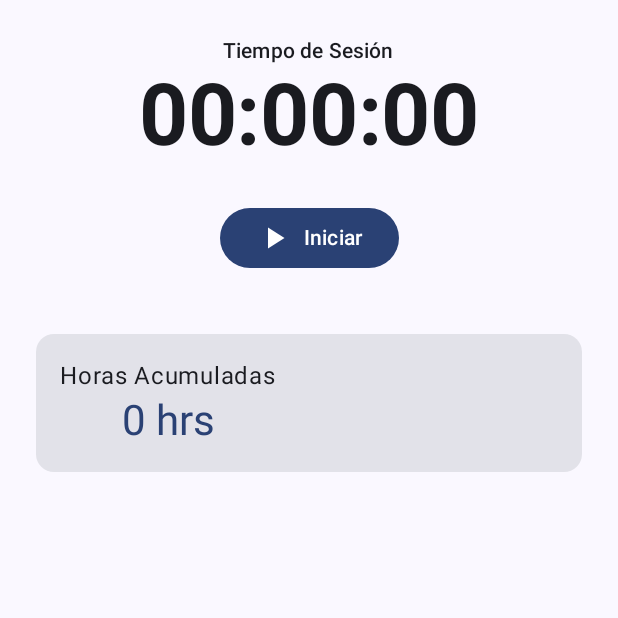
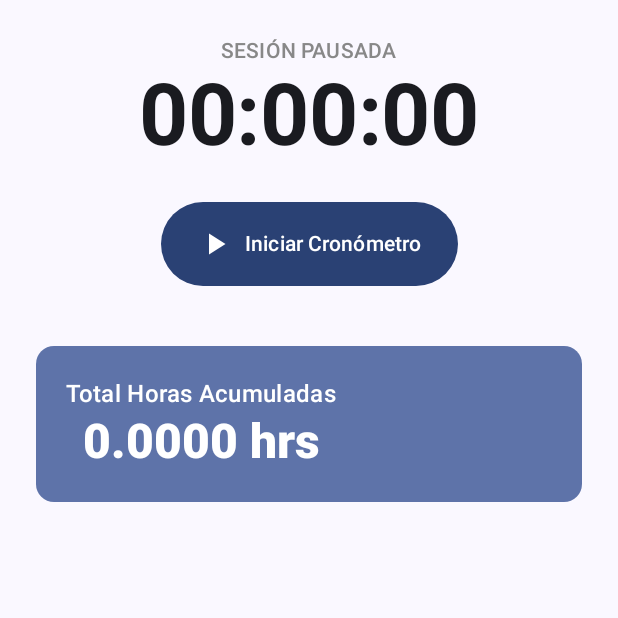
Before and after one commit to Quiquecx/SIMAPP, an Android app built with Jetpack Compose: the composable TimerTab shown on its own in the app's theme, on a phone screen of 412 x 824 dp, the top half of it. Run offline under Robolectric (Android 15) with nearby library versions, the phone set to English and light mode, and no system bars; our stand-ins replace Dagger/Hilt's generated code, Firebase (no records; nobody signed in at launch, a user with empty details on screens opened directly).

Commit message:
Corrección: se renombró isTimerRunning a timerActive para solucionar errores de mapeo en Firebase y se arregló la persistencia del cronómetro

```diff
--- a/app/src/main/java/com/quiquecx/simaapp/domain/entity/ActivityEntity.kt
+++ b/app/src/main/java/com/quiquecx/simaapp/domain/entity/ActivityEntity.kt
@@ -3,7 +3,6 @@ package com.quiquecx.simaapp.domain.entity
 import java.util.Date
 
 data class ActivityEntity(
-    // Información General
     val id: String = "",
     val tipo: String = "",
     val proveedorId: String = "",
@@ -11,34 +10,34 @@ data class ActivityEntity(
     val responsable: String = "Equipo Sima",
     val fechaInicio: Date = Date(),
 
-    //Cambios
     val cpmId: String = "",
     val people: List<String> = emptyList(),
-    val ultimaSesionInicio: Date? = null,
+
+    // --- CAMBIOS PARA CRONÓMETRO PRO ---
+    val timerActive: Boolean = false,    // Indica si el cronómetro está activo
+    val timerStartTime: Date? = null,       // La hora exacta en que se le dio "Iniciar"
     val timerHistory: List<TimerEntry> = emptyList(),
 
-    // --- CAMBIO PARA DEFECTOS MÚLTIPLES ---
-    val defectos: List<DefectEntry> = emptyList(), // Ahora soporta 1, 2 o más defectos
+    val defectos: List<DefectEntry> = emptyList(),
     val defectoNota: String = "",
 
-    // Cantidades
     val cantidadTotal: Int = 0,
     val cantidadOk: Int = 0,
     val cantidadNoOk: Int = 0,
 
-    // Estado y Progreso
-    val estado: String = "En curso",
+    val estado: String = "Pendiente",
     val progreso: Int = 0,
 
-    // Tiempos y Costos
-    val horasAcumuladas: Int = 0,
-    val estimadoHoras: String = "0", // String
-    val estimadoCosto: String = "0" // String
+    // --- CAMBIO A DOUBLE PARA DECIMALES ---
+    val horasAcumuladas: Double = 0.0,
+    val estimadoHoras: String = "0",
+    val estimadoCosto: String = "0"
 )
+
 data class TimerEntry(
     val startTime: Date,
     val endTime: Date?,
-        val durationMinutes: Int,
+    val durationMinutes: Double, // También en Double para precisión
     val user: String
 )
 
--- a/app/src/main/java/com/quiquecx/simaapp/view/dashboard/ActivityDetailsScreen.kt
+++ b/app/src/main/java/com/quiquecx/simaapp/view/dashboard/ActivityDetailsScreen.kt
@@ -233,42 +233,75 @@ fun QualityControlTab(activity: ActivityEntity, viewModel: ActivityDetailsViewMo
 
 @Composable
 fun TimerTab(activity: ActivityEntity, viewModel: ActivityDetailsViewModel) {
-    var seconds by remember { mutableIntStateOf(0) }
-    var isRunning by remember { mutableStateOf(false) }
+    // Calculamos el tiempo transcurrido localmente basándonos en la hora de inicio de Firestore
+    var secondsElapsed by remember { mutableLongStateOf(0L) }
 
-    LaunchedEffect(isRunning) {
-        if (isRunning) {
-            viewModel.startTimerAndSetInProgress()
-            while (isRunning) {
+    LaunchedEffect(activity.timerActive, activity.timerStartTime) {
+        if (activity.timerActive && activity.timerStartTime != null) {
+            while (true) {
+                val now = System.currentTimeMillis()
+                val start = activity.timerStartTime.time
+                secondsElapsed = (now - start) / 1000
                 delay(1000L)
-                seconds++
             }
+        } else {
+            secondsElapsed = 0L
         }
     }
 
     Column(Modifier.fillMaxSize().padding(24.dp), horizontalAlignment = Alignment.CenterHorizontally) {
-        Text("Tiempo de Sesión", style = MaterialTheme.typography.labelLarge)
         Text(
-            text = String.format("%02d:%02d:%02d", seconds / 3600, (seconds % 3600) / 60, seconds % 60),
+            text = if (activity.timerActive) "TRABAJO EN CURSO" else "SESIÓN PAUSADA",
+            style = MaterialTheme.typography.labelLarge,
+            color = if (activity.timerActive) Color(0xFF4CAF50) else Color.Gray
+        )
+
+        Text(
+            text = String.format("%02d:%02d:%02d", secondsElapsed / 3600, (secondsElapsed % 3600) / 60, secondsElapsed % 60),
             style = MaterialTheme.typography.displayLarge,
             fontWeight = FontWeight.Bold
         )
+
         Spacer(Modifier.height(24.dp))
+
         Row(horizontalArrangement = Arrangement.spacedBy(16.dp)) {
-            Button(onClick = { isRunning = !isRunning }, colors = ButtonDefaults.buttonColors(containerColor = if(isRunning) Color.Red else MaterialTheme.colorScheme.primary)) {
-                Icon(if(isRunning) Icons.Default.Close else Icons.Default.PlayArrow, contentDescription = null)
-                Spacer(Modifier.width(8.dp))
-                Text(if(isRunning) "Pausar" else "Iniciar")
-            }
-            if (seconds > 0) {
-                OutlinedButton(onClick = { viewModel.saveTimerSession(seconds / 60); seconds = 0; isRunning = false }) { Text("Guardar") }
+            if (!activity.timerActive) {
+                Button(
+                    onClick = { viewModel.startTimerAndSetInProgress() },
+                    modifier = Modifier.height(56.dp)
+                ) {
+                    Icon(Icons.Default.PlayArrow, contentDescription = null)
+                    Spacer(Modifier.width(8.dp))
+                    Text("Iniciar Cronómetro")
+                }
+            } else {
+                Button(
+                    onClick = { viewModel.pauseTimerAndSave() },
+                    colors = ButtonDefaults.buttonColors(containerColor = Color.Red),
+                    modifier = Modifier.height(56.dp)
+                ) {
+                    Icon(Icons.Default.Pause, contentDescription = null)
+                    Spacer(Modifier.width(8.dp))
+                    Text("Pausar y Registrar")
+                }
             }
         }
+
         Spacer(Modifier.height(40.dp))
-        Card(Modifier.fillMaxWidth()) {
-            Column(Modifier.padding(16.dp), horizontalAlignment = Alignment.CenterHorizontally) {
-                Text("Horas Acumuladas")
-                Text("${activity.horasAcumuladas} hrs", style = MaterialTheme.typography.headlineMedium, color = MaterialTheme.colorScheme.primary)
+
+        Card(
+            Modifier.fillMaxWidth(),
+            colors = CardDefaults.cardColors(containerColor = MaterialTheme.colorScheme.primaryContainer)
+        ) {
+            Column(Modifier.padding(20.dp), horizontalAlignment = Alignment.CenterHorizontally) {
+                Text("Total Horas Acumuladas", style = MaterialTheme.typography.titleMedium)
+                // Mostramos con decimales (Double)
+                Text(
+                    text = "${String.format("%.4f", activity.horasAcumuladas)} hrs",
+                    style = MaterialTheme.typography.headlineLarge,
+                    fontWeight = FontWeight.ExtraBold,
+                    color = MaterialTheme.colorScheme.onPrimaryContainer
+                )
             }
         }
     }
```
Also changed, not shown: app/src/main/java/com/quiquecx/simaapp/data/model/ActivityDto.kt (+23 -15 lines), app/src/main/java/com/quiquecx/simaapp/view/dashboard/ActivityDetailsViewModel.kt (+75 -41 lines). Lines whose indentation alone changed are shown as unchanged.
